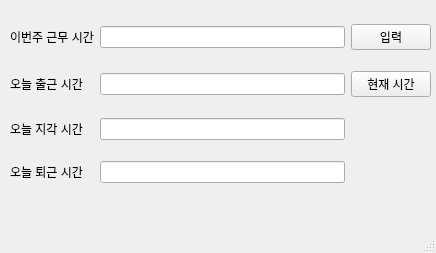
Old version of the form workhour.ui in the repository junhyungjin/workhour.
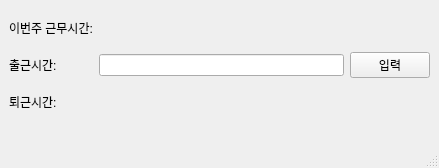
New version of the form.

What changed in the file:
```diff
--- a/workhour.ui
+++ b/workhour.ui
@@ -6,69 +6,43 @@
    <rect>
     <x>0</x>
     <y>0</y>
-    <width>436</width>
-    <height>253</height>
+    <width>439</width>
+    <height>168</height>
    </rect>
   </property>
   <property name="windowTitle">
    <string>Workhour</string>
   </property>
   <widget class="QWidget" name="centralwidget">
-   <widget class="QLabel" name="label">
-    <property name="geometry">
-     <rect>
-      <x>40</x>
-      <y>10</y>
-      <width>60</width>
-      <height>16</height>
-     </rect>
-    </property>
-    <property name="text">
-     <string/>
-    </property>
-   </widget>
    <widget class="QWidget" name="gridLayoutWidget">
     <property name="geometry">
      <rect>
-      <x>10</x>
+      <x>9</x>
       <y>9</y>
       <width>421</width>
-      <height>191</height>
+      <height>111</height>
      </rect>
     </property>
     <layout class="QGridLayout" name="gridLayout">
-     <item row="3" column="0">
-      <widget class="QLabel" name="label_5">
-       <property name="text">
-        <string>오늘 퇴근 시간</string>
-       </property>
-      </widget>
+     <item row="1" column="1">
+      <widget class="QLineEdit" name="startWorkTime"/>
      </item>
-     <item row="1" column="4">
-      <widget class="QPushButton" name="curTimeBtn">
+     <item row="2" column="0">
+      <widget class="QLabel" name="label">
        <property name="text">
-        <string>현재 시간</string>
-       </property>
-      </widget>
-     </item>
-     <item row="0" column="2">
-      <widget class="QLineEdit" name="thisWeekTime"/>
-     </item>
-     <item row="3" column="2">
-      <widget class="QLineEdit" name="lineEdit_2"/>
-     </item>
-     <item row="2" column="2">
-      <widget class="QLineEdit" name="lineEdit"/>
-     </item>
-     <item row="0" column="4">
-      <widget class="QPushButton" name="thisWeekBtn">
-       <property name="text">
-        <string>입력</string>
+        <string>퇴근시간:</string>
        </property>
       </widget>
      </item>
      <item row="1" column="2">
-      <widget class="QLineEdit" name="startTimeEdit">
+      <widget class="QPushButton" name="startWorkTimeBtn">
+       <property name="text">
+        <string>입력</string>
+       </property>
+      </widget>
+     </item>
+     <item row="2" column="1">
+      <widget class="QLabel" name="endWorkTimeLabel">
        <property name="text">
         <string/>
        </property>
@@ -77,21 +51,21 @@
      <item row="1" column="0">
       <widget class="QLabel" name="label_2">
        <property name="text">
-        <string>오늘 출근 시간</string>
-       </property>
-      </widget>
-     </item>
-     <item row="2" column="0">
-      <widget class="QLabel" name="label_4">
-       <property name="text">
-        <string>오늘 지각 시간</string>
+        <string>출근시간:</string>
        </property>
       </widget>
      </item>
      <item row="0" column="0">
       <widget class="QLabel" name="label_3">
        <property name="text">
-        <string>이번주 근무 시간</string>
+        <string>이번주 근무시간:</string>
+       </property>
+      </widget>
+     </item>
+     <item row="0" column="1">
+      <widget class="QLabel" name="weekWorkHourLabel">
+       <property name="text">
+        <string/>
        </property>
       </widget>
      </item>
```
Left out of the diff: 2 changed lines with no effect on the pictures.
